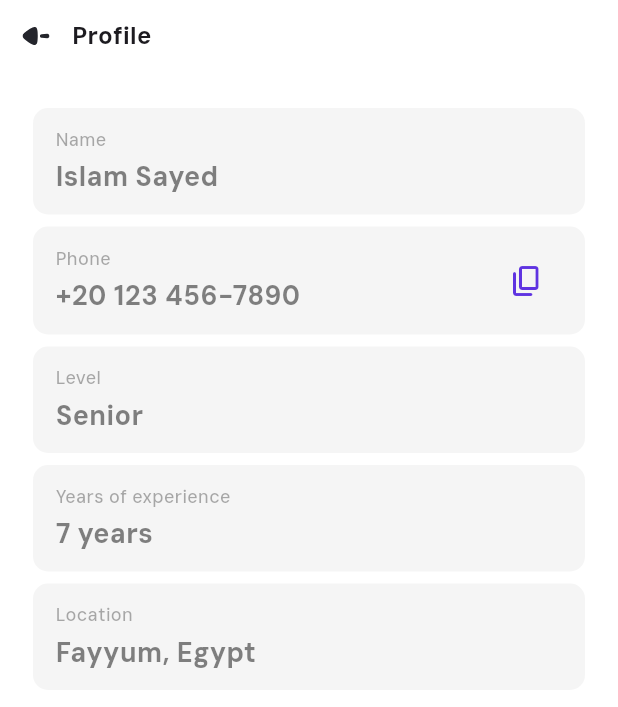
After one commit to mahmoudSobhiAwad/tasky, a Flutter app: the ProfileView screen opened directly, on a phone screen of 412 x 824 dp. The commit adds this screen. Shown: the top 707 px of the screen. Run offline on Flutter 3.47's test engine with Material 3 defaults, Android fonts, the phone set to English and light mode, and no system bars; our stand-ins replace country_picker, flutter_native_splash, flutter_svg, popover; missing offline and left inert: mobkit_dashed_border.

Commit message:
finish profile ui

```diff
--- a/lib/core/utils/widgets/custom_container_decoration.dart
+++ b/lib/core/utils/widgets/custom_container_decoration.dart
@@ -5,15 +5,20 @@ class CustomContainerDecoration extends StatelessWidget {
   const CustomContainerDecoration({
     super.key,
     required this.child,
+    this.padding,
+    this.backGroundColor,
   });
   final Widget child;
+  final EdgeInsets? padding;
+  final Color? backGroundColor;
   @override
   Widget build(BuildContext context) {
     return Container(
-      padding: EdgeInsets.only(right: 10, left: 24, top: 20, bottom: 20),
-      decoration: const BoxDecoration(
-        color: AppColor.lavender100,
-        borderRadius: BorderRadius.all(Radius.circular(10)),
+      padding:
+          padding ?? EdgeInsets.only(right: 10, left: 24, top: 20, bottom: 20),
+      decoration: BoxDecoration(
+        color: backGroundColor ?? AppColor.lavender100,
+        borderRadius: const BorderRadius.all(Radius.circular(10)),
       ),
       child: child,
     );
--- a/lib/features/home/presentation/view/widgets/home_app_bar.dart
+++ b/lib/features/home/presentation/view/widgets/home_app_bar.dart
@@ -1,7 +1,9 @@
 import 'package:flutter/material.dart';
 import 'package:flutter_svg/svg.dart';
+import 'package:tasky/core/utils/extensions/navigation_handler.dart';
 import 'package:tasky/core/utils/theme/app_colors.dart';
 import 'package:tasky/core/utils/theme/app_images.dart';
+import 'package:tasky/features/profile/presentation/view/profile_view.dart';
 
 class CustomHomeAppBar extends StatelessWidget {
   const CustomHomeAppBar({
@@ -15,7 +17,7 @@ class CustomHomeAppBar extends StatelessWidget {
         SvgPicture.asset(AppImages.logoInside),
         Spacer(),
         IconButton(
-          onPressed: null,
+          onPressed: ()=>context.push(ProfileView()),
           icon: SvgPicture.asset(AppImages.profileIcon),
         ),
         IconButton(
--- /dev/null
+++ b/lib/features/profile/presentation/view/profile_view.dart
@@ -0,0 +1,54 @@
+import 'package:flutter/material.dart';
+import 'package:tasky/core/utils/theme/app_colors.dart';
+import 'package:tasky/core/utils/widgets/common_app_bar.dart';
+import 'package:tasky/features/profile/presentation/view/widgets/custom_profile_item.dart';
+
+class ProfileView extends StatelessWidget {
+  const ProfileView({super.key});
+
+  @override
+  Widget build(BuildContext context) {
+    return SafeArea(
+      child: Scaffold(
+        body: Column(
+          spacing: 24,
+          children: [
+            CustomCommonAppBar(title: 'Profile'),
+            Expanded(
+                child: SingleChildScrollView(
+              padding: EdgeInsets.symmetric(horizontal: 22),
+              child: Column(spacing: 8, children: [
+                CustomProfileContent(
+                  title: 'Name',
+                  subTitle: 'Islam Sayed',
+                ),
+                CustomProfileContent(
+                  title: 'Phone',
+                  subTitle: '+20 123 456-7890',
+                  trailingWidget: IconButton(
+                      onPressed: null,
+                      icon: Icon(
+                        Icons.content_copy_rounded,
+                        color: AppColor.primary100,
+                      )),
+                ),
+                CustomProfileContent(
+                  title: 'Level',
+                  subTitle: 'Senior',
+                ),
+                CustomProfileContent(
+                  title: 'Years of experience',
+                  subTitle: '7 years',
+                ),
+                CustomProfileContent(
+                  title: 'Location',
+                  subTitle: 'Fayyum, Egypt',
+                ),
+              ]),
+            )),
+          ],
+        ),
+      ),
+    );
+  }
+}
--- /dev/null
+++ b/lib/features/profile/presentation/view/widgets/custom_profile_item.dart
@@ -0,0 +1,41 @@
+import 'package:flutter/material.dart';
+import 'package:tasky/core/utils/theme/app_colors.dart';
+import 'package:tasky/core/utils/theme/app_fonts.dart';
+import 'package:tasky/core/utils/widgets/custom_container_decoration.dart';
+
+class CustomProfileContent extends StatelessWidget {
+  const CustomProfileContent(
+      {super.key,
+      this.trailingWidget,
+      required this.title,
+      required this.subTitle});
+  final Widget? trailingWidget;
+  final String title;
+  final String subTitle;
+  @override
+  Widget build(BuildContext context) {
+    return CustomContainerDecoration(
+      padding: EdgeInsets.symmetric(horizontal: 15,vertical: 12),
+      backGroundColor: AppColor.lightGray100,
+        child: Row(
+      mainAxisAlignment: MainAxisAlignment.spaceBetween,
+      children: [
+        Column(
+          spacing: 4,
+          crossAxisAlignment: CrossAxisAlignment.start,
+          children: [
+            Text(
+              title,
+              style: AppFontStyle.medium12.copyWith(color: AppColor.darkGray40),
+            ),
+            Text(
+              subTitle,
+              style: AppFontStyle.bold18.copyWith(color: AppColor.darkGray60),
+            ),
+          ],
+        ),
+        trailingWidget ?? SizedBox(),
+      ],
+    ));
+  }
+}
```
